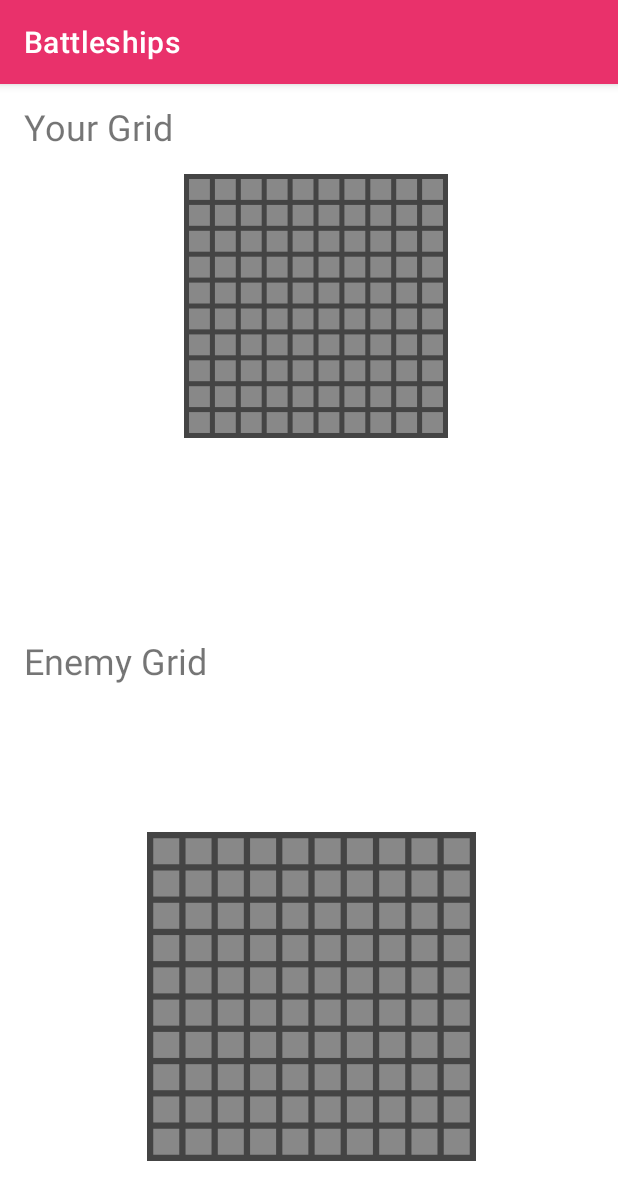
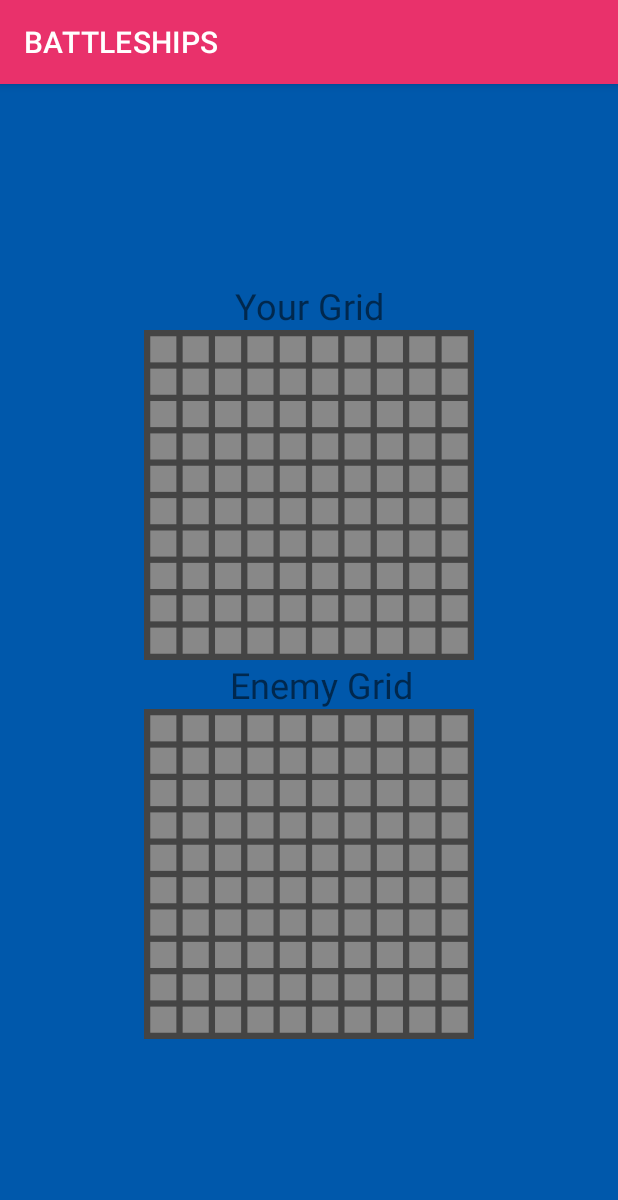
Before and after one commit to ZakYeo/Battleships_By_Zak, an Android app: the BattleshipGameActivity screen opened directly, with no data from a screen before it, on a phone screen of 412 x 824 dp. Shown: the top 1200 px of the screen. Run offline under Robolectric (Android 15) with nearby library versions, the phone set to English and light mode, and no system bars.

Commit message:
Updated & improved UI

```diff
--- a/app/src/main/java/uk/ac/bournemouth/ap/battleships/BaseGameView.kt
+++ b/app/src/main/java/uk/ac/bournemouth/ap/battleships/BaseGameView.kt
@@ -1,6 +1,8 @@
 package uk.ac.bournemouth.ap.battleships
 
 import android.content.Context
+import android.graphics.Color
+import android.graphics.Paint
 import android.util.AttributeSet
 import android.view.View
 import org.example.student.battleshipgame.StudentBattleshipGrid
@@ -23,6 +25,30 @@ open class BaseGameView : View {
             attrs,
             defStyleAttr
     )
+    val gridPaint: Paint = Paint(Paint.ANTI_ALIAS_FLAG).apply{
+        style = Paint.Style.FILL
+        color = Color.DKGRAY
+    }
+
+    val noPlayerPaint: Paint = Paint(Paint.ANTI_ALIAS_FLAG).apply{
+        style = Paint.Style.FILL
+        color = Color.GRAY
+    }
+
+    val missPaint: Paint = Paint(Paint.ANTI_ALIAS_FLAG).apply{
+        style = Paint.Style.FILL
+        color = Color.RED
+    }
+
+    val hitPaint: Paint = Paint(Paint.ANTI_ALIAS_FLAG).apply{
+        style = Paint.Style.FILL
+        color = Color.GREEN
+    }
+
+    val sunkPaint: Paint = Paint(Paint.ANTI_ALIAS_FLAG).apply{
+        style = Paint.Style.FILL
+        color = Color.TRANSPARENT
+    }
 
     private val listener: BattleshipGrid.BattleshipGridListener =
             BattleshipGrid.BattleshipGridListener { grid, column, row -> invalidate() }
@@ -54,6 +80,4 @@ open class BaseGameView : View {
     var squareLength: Float = 0f
     var squareSpacingRatio = ((grid.columns + grid.rows) / 100f) * 1.2f
     var squareSpacing: Float = 0f
-
-
 }
--- a/app/src/main/java/uk/ac/bournemouth/ap/battleships/BattleshipGameOpponentView.kt
+++ b/app/src/main/java/uk/ac/bournemouth/ap/battleships/BattleshipGameOpponentView.kt
@@ -28,30 +28,6 @@ class BattleshipGameOpponentView : BaseGameView {
 
     var opponent = StudentBattleshipOpponent(opponentGrid.opponent.ships)
 
-    private val gridPaint: Paint = Paint(Paint.ANTI_ALIAS_FLAG).apply{
-        style = Paint.Style.FILL
-        color = Color.DKGRAY
-    }
-
-    private val noPlayerPaint: Paint = Paint(Paint.ANTI_ALIAS_FLAG).apply{
-        style = Paint.Style.FILL
-        color = Color.GRAY
-    }
-
-    private val missPaint: Paint = Paint(Paint.ANTI_ALIAS_FLAG).apply{
-        style = Paint.Style.FILL
-        color = Color.BLUE
-    }
-
-    private val hitPaint: Paint = Paint(Paint.ANTI_ALIAS_FLAG).apply{
-        style = Paint.Style.FILL
-        color = Color.GREEN
-    }
-
-    private val sunkPaint: Paint = Paint(Paint.ANTI_ALIAS_FLAG).apply{
-        style = Paint.Style.FILL
-        color = Color.TRANSPARENT
-    }
 
 
     override fun onSizeChanged(w: Int, h: Int, oldw: Int, oldh: Int){
--- a/app/src/main/java/uk/ac/bournemouth/ap/battleships/BattleshipGameView.kt
+++ b/app/src/main/java/uk/ac/bournemouth/ap/battleships/BattleshipGameView.kt
@@ -30,31 +30,6 @@ class BattleshipGameView : BaseGameView {
 
     var opponent = StudentBattleshipOpponent(grid.opponent.ships)
 
-
-    private val gridPaint: Paint = Paint(Paint.ANTI_ALIAS_FLAG).apply{
-        style = Paint.Style.FILL
-        color = Color.DKGRAY
-    }
-
-    private val noPlayerPaint: Paint = Paint(Paint.ANTI_ALIAS_FLAG).apply{
-        style = Paint.Style.FILL
-        color = Color.GRAY
-    }
-
-    private val missPaint: Paint = Paint(Paint.ANTI_ALIAS_FLAG).apply{
-        style = Paint.Style.FILL
-        color = Color.RED
-    }
-
-    private val hitPaint: Paint = Paint(Paint.ANTI_ALIAS_FLAG).apply{
-        style = Paint.Style.FILL
-        color = Color.GREEN
-    }
-
-    private val sunkPaint: Paint = Paint(Paint.ANTI_ALIAS_FLAG).apply{
-        style = Paint.Style.FILL
-        color = Color.TRANSPARENT
-    }
 
     private val gestureDetector = GestureDetectorCompat(context, object:
     GestureDetector.SimpleOnGestureListener() {
--- a/app/src/main/res/layout/activity_battleship_game.xml
+++ b/app/src/main/res/layout/activity_battleship_game.xml
@@ -4,52 +4,45 @@
     xmlns:tools="http://schemas.android.com/tools"
     android:layout_width="match_parent"
     android:layout_height="match_parent"
-    tools:context=".BattleshipGameActivity">
+    tools:context=".BattleshipGameActivity"
+    android:background="@color/sea_blue">
 
-    <uk.ac.bournemouth.ap.battleships.BattleshipGameView
-        android:id="@+id/battleshipGameView"
-        android:layout_width="235dp"
-        android:layout_height="219dp"
+    <LinearLayout
+        android:layout_width="wrap_content"
+        android:layout_height="wrap_content"
+        android:orientation="vertical"
         app:layout_constraintBottom_toBottomOf="parent"
         app:layout_constraintEnd_toEndOf="parent"
-        app:layout_constraintHorizontal_bias="0.508"
         app:layout_constraintStart_toStartOf="parent"
-        app:layout_constraintTop_toTopOf="parent"
-        app:layout_constraintVertical_bias="0.909" />
+        app:layout_constraintTop_toTopOf="parent">
 
-    <TextView
-        android:id="@+id/textView2"
-        android:layout_width="wrap_content"
-        android:layout_height="wrap_content"
-        android:layout_marginStart="16dp"
-        android:layout_marginLeft="16dp"
-        android:layout_marginTop="368dp"
-        android:text="@string/enemy_grid"
-        android:textSize="24sp"
-        app:layout_constraintStart_toStartOf="parent"
-        app:layout_constraintTop_toTopOf="parent" />
+        <TextView
+            android:id="@+id/yourGridText"
+            android:gravity="center"
+            android:layout_width="match_parent"
+            android:layout_height="wrap_content"
+            android:text="@string/your_grid"
+            android:textSize="24sp" />
 
-    <TextView
-        android:id="@+id/textView3"
-        android:layout_width="wrap_content"
-        android:layout_height="wrap_content"
-        android:layout_marginStart="16dp"
-        android:layout_marginLeft="16dp"
-        android:layout_marginTop="12dp"
-        android:text="Your Grid"
-        android:textSize="24sp"
-        app:layout_constraintStart_toStartOf="parent"
-        app:layout_constraintTop_toTopOf="parent" />
+        <uk.ac.bournemouth.ap.battleships.BattleshipGameOpponentView
+            android:id="@+id/battleshipGameOpponentView"
+            android:layout_width="220dp"
+            android:layout_height="220dp" />
 
-    <uk.ac.bournemouth.ap.battleships.BattleshipGameOpponentView
-        android:id="@+id/battleshipGameOpponentView"
-        android:layout_width="218dp"
-        android:layout_height="176dp"
-        app:layout_constraintBottom_toBottomOf="parent"
-        app:layout_constraintEnd_toEndOf="parent"
-        app:layout_constraintHorizontal_bias="0.52"
-        app:layout_constraintStart_toStartOf="parent"
-        app:layout_constraintTop_toTopOf="parent"
-        app:layout_constraintVertical_bias="0.101" />
+        <TextView
+            android:id="@+id/opponentGridText"
+            android:gravity="center"
+            android:layout_width="match_parent"
+            android:layout_height="wrap_content"
+            android:layout_marginStart="16dp"
+            android:layout_marginLeft="16dp"
+            android:text="@string/enemy_grid"
+            android:textSize="24sp" />
+
+        <uk.ac.bournemouth.ap.battleships.BattleshipGameView
+            android:id="@+id/battleshipGameView"
+            android:layout_width="220dp"
+            android:layout_height="220dp" />
+    </LinearLayout>
 
 </androidx.constraintlayout.widget.ConstraintLayout>
--- a/app/src/main/res/values/strings.xml
+++ b/app/src/main/res/values/strings.xml
@@ -1,7 +1,12 @@
 <resources>
-    <string name="app_name">Battleships</string>
-    <string name="appTitle">Battleships</string>
+    <string name="app_name">BATTLESHIPS</string>
     <string name="beginButton">BEGIN</string>
     <string name="backButtonText">BACK</string>
+    <string name="rules">RULES</string>
+    <string name="high_scores">HIGH SCORES</string>
     <string name="enemy_grid">Enemy Grid</string>
+    <string name="your_grid">Your Grid</string>
+    <string name="battleship_image_description">Image of a battleship</string>
+    <color name="sea_blue">#0058AB</color>
+
 </resources>
--- a/app/src/main/res/values/styles.xml
+++ b/app/src/main/res/values/styles.xml
@@ -1,7 +1,7 @@
 <resources>
 
     <!-- Base application theme. -->
-    <style name="AppTheme" parent="Theme.AppCompat.DayNight.DarkActionBar">
+    <style name="AppTheme" parent="Theme.AppCompat.DayNight.NoActionBar">
         <!-- Customize your theme here. -->
         <item name="colorPrimary">@color/design_default_color_primary</item>
         <item name="colorPrimaryDark">@color/design_default_color_primary_dark</item>
```
Also changed, not shown: app/src/main/java/uk/ac/bournemouth/ap/battleships/MainActivity.kt (+17 -2 lines), app/src/main/res/layout/activity_main.xml (+47 -18 lines).
